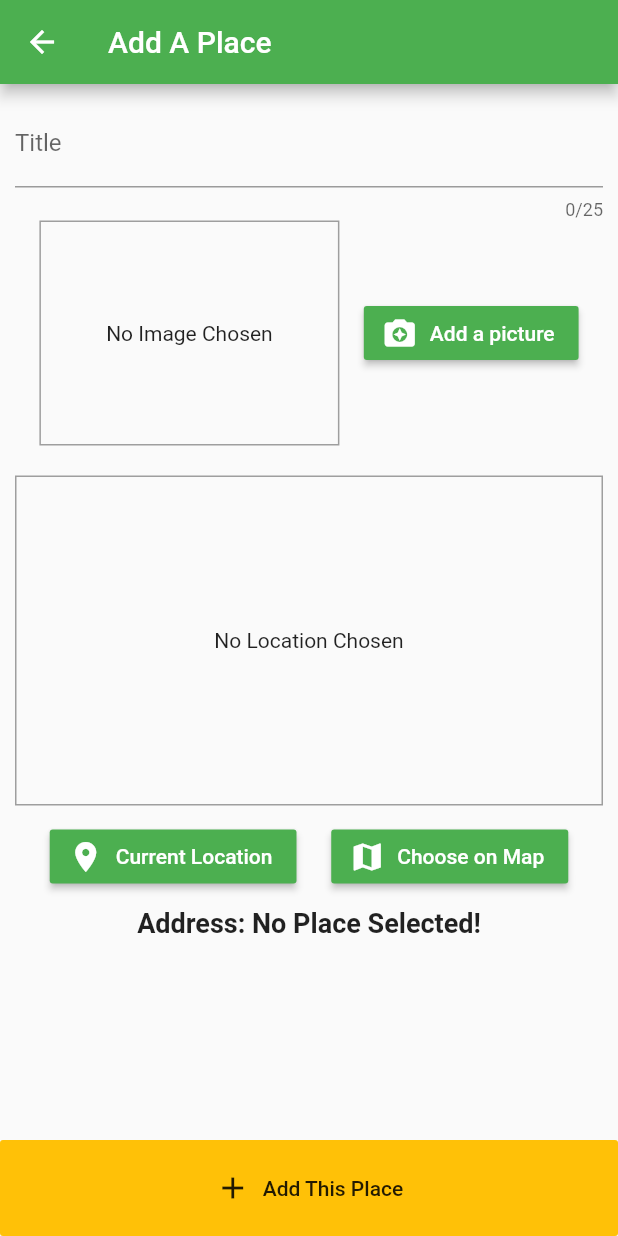
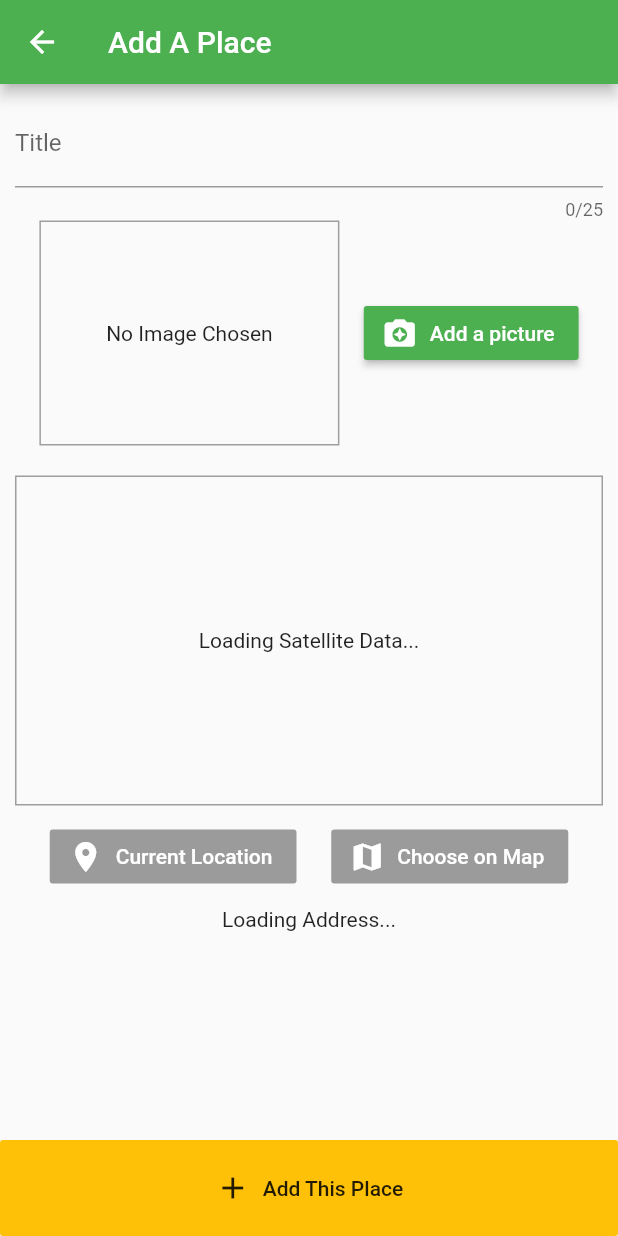
Before and after one commit to ankanSikdar/flutter-favorite-places, a Flutter app: the AddPlaceScreen screen opened by its route, after a tap on "Current Location", on a phone screen of 412 x 824 dp. Run offline on Flutter 3.47's test engine with Material 2 defaults, Android fonts, the phone set to English and light mode, and no system bars; our stand-ins replace image_picker, location, sqflite; missing offline and left inert: mapbox_gl; accounts and stored records are empty.

Commit message:
Added isloading state to location input

```diff
--- a/lib/widgets/location_input.dart
+++ b/lib/widgets/location_input.dart
@@ -13,6 +13,7 @@ class _LocationInputState extends State<LocationInput> {
   String _previewImageUrl;
   LatLng _selectedLatLng;
   String _address;
+  bool _isLoading = false;
 
   Future<void> _setImageAndAddress() async {
     final url = LocationHelper.generateLocationPreviewImage(
@@ -27,10 +28,14 @@ class _LocationInputState extends State<LocationInput> {
     setState(() {
       _previewImageUrl = url;
       _address = locationAddress;
+      _isLoading = false;
     });
   }
 
   Future<void> _getCurrentLocation() async {
+    setState(() {
+      _isLoading = true;
+    });
     final locationApi = Location.instance;
     locationApi.changeSettings(accuracy: LocationAccuracy.high);
     final location = await locationApi.getLocation();
@@ -50,7 +55,9 @@ class _LocationInputState extends State<LocationInput> {
               border: Border.all(
             color: Colors.grey,
           )),
-          child: _previewImageUrl == null
+          child: _isLoading
+              ? Text('Loading Satellite Data...')
+              : _previewImageUrl == null
                   ? Text('No Location Chosen')
                   : Image(
                       image: NetworkImage(_previewImageUrl),
@@ -64,7 +71,7 @@ class _LocationInputState extends State<LocationInput> {
           mainAxisAlignment: MainAxisAlignment.spaceEvenly,
           children: [
             RaisedButton.icon(
-              onPressed: _getCurrentLocation,
+              onPressed: _isLoading ? null : _getCurrentLocation,
               icon: Icon(
                 Icons.location_on,
                 color: Theme.of(context).iconTheme.color,
@@ -76,9 +83,11 @@ class _LocationInputState extends State<LocationInput> {
               color: Theme.of(context).primaryColor,
             ),
             RaisedButton.icon(
-              onPressed: () async {
-                final response =
-                    await Navigator.pushNamed(context, MapsScreen.routeName);
+              onPressed: _isLoading
+                  ? null
+                  : () async {
+                      final response = await Navigator.pushNamed(
+                          context, MapsScreen.routeName);
                       if (response != null) {
                         _selectedLatLng = response;
                         _setImageAndAddress();
@@ -101,7 +110,9 @@ class _LocationInputState extends State<LocationInput> {
         ),
         Padding(
           padding: EdgeInsets.symmetric(horizontal: 10),
-          child: Text(
+          child: _isLoading
+              ? Text('Loading Address...')
+              : Text(
                   _address == null
                       ? 'Address: No Place Selected!'
                       : 'Address: $_address',
```
Lines whose indentation alone changed are shown as unchanged.
